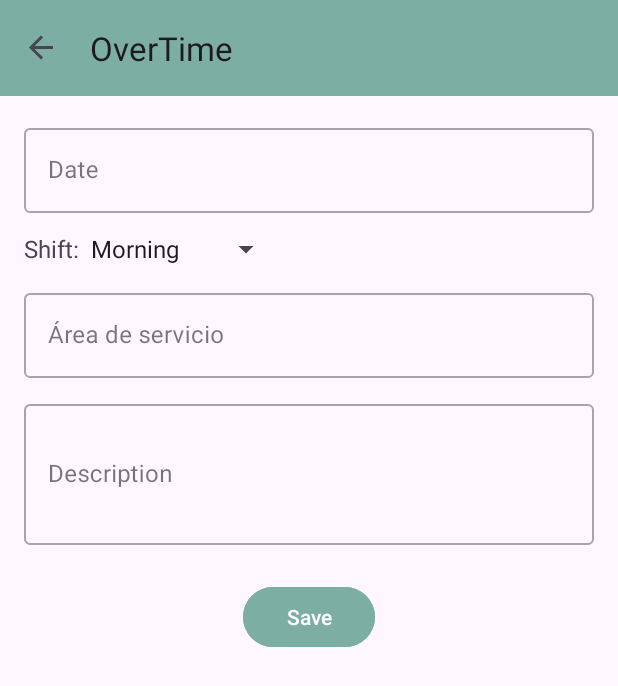
After one commit to jonalonso/workCalendar, an Android app: the OverTimeFragment screen opened through its navigation route, on a phone screen of 412 x 824 dp. The commit adds this screen. Shown: the top 686 px of the screen. Run offline under Robolectric (Android 15) with nearby library versions, the phone set to English and light mode, and no system bars; our stand-ins replace navigation-ui.

```diff
--- a/app/src/main/java/com/jsalazar/workcalendar/database/WorkCalendarDbHelper.java
+++ b/app/src/main/java/com/jsalazar/workcalendar/database/WorkCalendarDbHelper.java
@@ -9,7 +9,7 @@ import com.jsalazar.workcalendar.database.models.WorkCalendarDataBaseModel;
 public class WorkCalendarDbHelper extends SQLiteOpenHelper {
 
     private static final String DATABASE_NAME = "WorkCalendar.db";
-    private static final int DATABASE_VERSION = 2;
+    private static final int DATABASE_VERSION = 3;
 
     public WorkCalendarDbHelper(Context context) {
         super(context, DATABASE_NAME, null, DATABASE_VERSION);
@@ -35,6 +35,20 @@ public class WorkCalendarDbHelper extends SQLiteOpenHelper {
                     WorkCalendarDataBaseModel.TimeOffEntry.COLUMN_NAME_DESCRIPTION + " TEXT" +
                     ")";
 
+    private static final String SQL_CREATE_OVERTIME =
+            "CREATE TABLE " + WorkCalendarDataBaseModel.OverTimeEntry.TABLE_NAME + " (" +
+                    WorkCalendarDataBaseModel.OverTimeEntry._ID + " INTEGER PRIMARY KEY AUTOINCREMENT, " +
+                    WorkCalendarDataBaseModel.OverTimeEntry.COLUMN_NAME_INITIAL_DATE + " TEXT NOT NULL, " +
+                    WorkCalendarDataBaseModel.OverTimeEntry.COLUMN_NAME_START_TIME + " TEXT, " +
+                    WorkCalendarDataBaseModel.OverTimeEntry.COLUMN_NAME_END_TIME + " TEXT, " +
+                    WorkCalendarDataBaseModel.OverTimeEntry.COLUMN_NAME_DESCRIPTION + " TEXT, " +
+                    WorkCalendarDataBaseModel.OverTimeEntry.COLUMN_NAME_SERVICE_NAME + " TEXT" +
+                    ")";
+
+    private static final String SQL_DELETE_OVERTIME =
+            "DROP TABLE IF EXISTS " + WorkCalendarDataBaseModel.OverTimeEntry.TABLE_NAME;
+
+
     private static final String SQL_DELETE_EVENTS =
             "DROP TABLE IF EXISTS " + WorkCalendarDataBaseModel.ContractEntry.TABLE_NAME;
 
@@ -45,11 +59,13 @@ public class WorkCalendarDbHelper extends SQLiteOpenHelper {
     public void onCreate(SQLiteDatabase db) {
         db.execSQL(SQL_CREATE_EVENTS);
         db.execSQL(SQL_CREATE_TIME_OFF);
+        db.execSQL(SQL_CREATE_OVERTIME);
     }
     @Override
     public void onUpgrade(SQLiteDatabase db, int oldVersion, int newVersion) {
         db.execSQL(SQL_DELETE_EVENTS);
         db.execSQL(SQL_DELETE_TIME_OFF);
+        db.execSQL(SQL_DELETE_OVERTIME);
         onCreate(db);
     }
 
--- /dev/null
+++ b/app/src/main/java/com/jsalazar/workcalendar/ui/OverTimeFragment.java
@@ -0,0 +1,196 @@
+package com.jsalazar.workcalendar.ui;
+
+import static com.jsalazar.workcalendar.utils.DatePicker.showDatePicker;
+import static com.jsalazar.workcalendar.utils.DatePicker.showTimePicker;
+
+import android.app.AlertDialog;
+import android.os.Bundle;
+
+import androidx.annotation.NonNull;
+import androidx.annotation.Nullable;
+import androidx.fragment.app.Fragment;
+import androidx.navigation.fragment.NavHostFragment;
+
+import android.view.LayoutInflater;
+import android.view.View;
+import android.view.ViewGroup;
+import android.widget.AdapterView;
+import android.widget.Toast;
+
+import com.jsalazar.workcalendar.R;
+import com.jsalazar.workcalendar.database.repository.ContractRepository;
+import com.jsalazar.workcalendar.database.repository.OverTimeRepository;
+import com.jsalazar.workcalendar.databinding.FragmentOverTimeBinding;
+import com.jsalazar.workcalendar.models.OverTime;
+
+import java.util.List;
+
+public class OverTimeFragment extends Fragment {
+
+    private FragmentOverTimeBinding binding;
+    private AlertDialog progressDialog;
+
+    @Override
+    public View onCreateView(@NonNull LayoutInflater inflater, ViewGroup container,
+                             Bundle savedInstanceState) {
+        binding = FragmentOverTimeBinding.inflate(inflater, container, false);
+        return binding.getRoot();
+    }
+
+    @Override
+    public void onViewCreated(@NonNull View view, @Nullable Bundle savedInstanceState) {
+        super.onViewCreated(view, savedInstanceState);
+
+        binding.editInitialDate.setOnClickListener(v -> showDatePicker(binding.editInitialDate, requireContext()));
+        binding.editStartTime.setOnFocusChangeListener((v, s) -> {
+            if (s) showTimePicker(binding.editStartTime, requireContext());
+        });
+        binding.editEndTime.setOnFocusChangeListener((v, s) -> {
+            if (s) showTimePicker(binding.editEndTime, requireContext());
+        });
+
+        setHourFields("06:00", "14:00", false);
+
+        binding.spinnerShift.setOnItemSelectedListener(new AdapterView.OnItemSelectedListener() {
+            @Override
+            public void onItemSelected(AdapterView<?> adapterView, View view, int position, long l) {
+                switch (position) {
+                    case 0:
+                        setHourFields("06:00", "14:00", false);
+                        break;
+                    case 1:
+                        setHourFields("14:00", "22:00", false);
+                        break;
+                    case 2:
+                        setHourFields("22:00", "06:00", false);
+                        break;
+                    case 3:
+                        setHourFields("", "", true);
+                        break;
+                }
+            }
+
+            @Override
+            public void onNothingSelected(AdapterView<?> adapterView) {
+            }
+        });
+
+        binding.btnSaveContract.setOnClickListener(view1 -> {
+            binding.btnSaveContract.setEnabled(false);
+            String date = String.valueOf(binding.editInitialDate.getText());
+            String startTime = String.valueOf(binding.editStartTime.getText());
+            String endTime = String.valueOf(binding.editEndTime.getText());
+            String serviceName = String.valueOf(binding.editServiceName.getText());
+            String description = String.valueOf(binding.editDescription.getText());
+
+            if (!validateInputs(date, startTime, endTime, serviceName, description)) {
+                binding.btnSaveContract.setEnabled(true);
+                return;
+            }
+
+            showSavingDialog();
+
+            new Thread(() -> {
+                ContractRepository contractRepo = new ContractRepository(requireContext());
+                if (!contractRepo.isDateRangeOverlapping(date, date)) {
+                    requireActivity().runOnUiThread(() -> {
+                        hideSavingDialog();
+                        binding.btnSaveContract.setEnabled(true);
+                        Toast.makeText(requireContext(), getString(R.string.no_contract_exists), Toast.LENGTH_LONG).show();
+                    });
+                    return;
+                }
+
+                OverTimeRepository overtimeRepo = new OverTimeRepository(requireContext());
+                List<OverTime> overTimes = overtimeRepo.getOverTimeForDate(date);
+                if (overTimes.size()>1) {
+                    requireActivity().runOnUiThread(() -> {
+                        hideSavingDialog();
+                        binding.btnSaveContract.setEnabled(true);
+                        Toast.makeText(requireContext(), getString(R.string.overtime_exists_message), Toast.LENGTH_LONG).show();
+                    });
+                    return;
+                }
+
+                overtimeRepo.insertOverTime(date, startTime, endTime, serviceName, description);
+
+                requireActivity().runOnUiThread(() -> {
+                    hideSavingDialog();
+                    Bundle result = new Bundle();
+                    result.putBoolean("success", true);
+                    getParentFragmentManager().setFragmentResult("calendar_updated", result);
+                    NavHostFragment.findNavController(this).popBackStack();
+                });
+            }).start();
+        });
+    }
+
+    private void setHourFields(String start, String end, boolean visible) {
+        binding.editStartTime.setText(start);
+        binding.editEndTime.setText(end);
+
+        binding.startTimeLayout.setVisibility(visible ? View.VISIBLE : View.GONE);
+        binding.endTimeLayout.setVisibility(visible ? View.VISIBLE : View.GONE);
+
+        binding.editStartTime.setFocusable(visible);
+        binding.editStartTime.setFocusableInTouchMode(visible);
+        binding.editEndTime.setFocusable(visible);
+        binding.editEndTime.setFocusableInTouchMode(visible);
+    }
+
+    private boolean validateInputs(String date, String startTime, String endTime, String serviceName, String description) {
+        if (date.isEmpty()) {
+            binding.initialDateLayout.setError(getString(R.string.field_required_error));
+            return false;
+        } else {
+            binding.initialDateLayout.setError(null);
+        }
+
+        int shiftPosition = binding.spinnerShift.getSelectedItemPosition();
+        if (shiftPosition == 3) {
+            if (startTime.isEmpty()) {
+                binding.startTimeLayout.setError(getString(R.string.field_required_error));
+                return false;
+            } else {
+                binding.startTimeLayout.setError(null);
+            }
+
+            if (endTime.isEmpty()) {
+                binding.endTimeLayout.setError(getString(R.string.field_required_error));
+                return false;
+            } else {
+                binding.endTimeLayout.setError(null);
+            }
+        }
+
+        if (serviceName.isEmpty()) {
+            binding.serviceNameLayout.setError(getString(R.string.field_required_error));
+            return false;
+        } else {
+            binding.serviceNameLayout.setError(null);
+        }
+
+        if (description.isEmpty()) {
+            binding.descriptionLayout.setError(getString(R.string.field_required_error));
+            return false;
+        } else {
+            binding.descriptionLayout.setError(null);
+        }
+
+        return true;
+    }
+
+    private void showSavingDialog() {
+        AlertDialog.Builder builder = new AlertDialog.Builder(requireContext());
+        builder.setCancelable(false);
+        builder.setView(R.layout.dialog_saving);
+        progressDialog = builder.create();
+        progressDialog.show();
+    }
+
+    private void hideSavingDialog() {
+        if (progressDialog != null && progressDialog.isShowing()) {
+            progressDialog.dismiss();
+        }
+    }
+}
--- /dev/null
+++ b/app/src/main/res/layout/fragment_over_time.xml
@@ -0,0 +1,118 @@
+<?xml version="1.0" encoding="utf-8"?>
+<ScrollView xmlns:android="http://schemas.android.com/apk/res/android"
+    android:layout_width="match_parent"
+    android:layout_height="match_parent">
+
+    <LinearLayout
+        android:layout_width="match_parent"
+        android:layout_height="wrap_content"
+        android:orientation="vertical"
+        android:padding="16dp"
+        android:gravity="center_horizontal">
+
+        <com.google.android.material.textfield.TextInputLayout
+            android:id="@+id/initialDateLayout"
+            style="@style/Widget.MaterialComponents.TextInputLayout.OutlinedBox"
+            android:layout_width="match_parent"
+            android:layout_height="wrap_content"
+            android:hint="@string/date_hint">
+
+            <com.google.android.material.textfield.TextInputEditText
+                android:id="@+id/editInitialDate"
+                android:layout_width="match_parent"
+                android:layout_height="wrap_content"
+                android:focusable="false"
+                android:inputType="none"/>
+        </com.google.android.material.textfield.TextInputLayout>
+
+        <LinearLayout
+            android:layout_width="match_parent"
+            android:layout_height="wrap_content"
+            android:layout_marginTop="12dp"
+            android:orientation="horizontal">
+            <TextView
+                android:layout_width="wrap_content"
+                android:layout_height="wrap_content"
+                android:text="@string/shift_label"
+                android:textSize="16sp"
+                />
+
+            <Spinner
+                android:id="@+id/spinnerShift"
+                android:layout_width="wrap_content"
+                android:layout_height="wrap_content"
+                android:entries="@array/shift_options" />
+        </LinearLayout>
+
+        <com.google.android.material.textfield.TextInputLayout
+            android:id="@+id/startTimeLayout"
+            style="@style/Widget.MaterialComponents.TextInputLayout.OutlinedBox"
+            android:layout_width="match_parent"
+            android:layout_height="wrap_content"
+            android:hint="@string/start_time_hint"
+            android:layout_marginTop="12dp">
+
+            <com.google.android.material.textfield.TextInputEditText
+                android:id="@+id/editStartTime"
+                android:layout_width="match_parent"
+                android:layout_height="wrap_content"
+                android:focusable="false"
+                android:inputType="none"/>
+        </com.google.android.material.textfield.TextInputLayout>
+
+        <com.google.android.material.textfield.TextInputLayout
+            android:id="@+id/endTimeLayout"
+            style="@style/Widget.MaterialComponents.TextInputLayout.OutlinedBox"
+            android:layout_width="match_parent"
+            android:layout_height="wrap_content"
+            android:hint="@string/end_time_hint"
+            android:layout_marginTop="12dp">
+
+            <com.google.android.material.textfield.TextInputEditText
+                android:id="@+id/editEndTime"
+                android:layout_width="match_parent"
+                android:layout_height="wrap_content"
+                android:focusable="false"
+                android:inputType="none"/>
+        </com.google.android.material.textfield.TextInputLayout>
+
+        <com.google.android.material.textfield.TextInputLayout
+            android:id="@+id/serviceNameLayout"
+            style="@style/Widget.MaterialComponents.TextInputLayout.OutlinedBox"
+            android:layout_width="match_parent"
+            android:layout_height="wrap_content"
+            android:hint="@string/service_area_hint"
+            android:layout_marginTop="12dp">
+
+            <com.google.android.material.textfield.TextInputEditText
+                android:id="@+id/editServiceName"
+                android:layout_width="match_parent"
+                android:layout_height="wrap_content"/>
+        </com.google.android.material.textfield.TextInputLayout>
+
+        <com.google.android.material.textfield.TextInputLayout
+            android:id="@+id/descriptionLayout"
+            style="@style/Widget.MaterialComponents.TextInputLayout.OutlinedBox"
+            android:layout_width="match_parent"
+            android:layout_height="wrap_content"
+            android:hint="@string/description_hint"
+            android:layout_marginTop="12dp">
+
+            <com.google.android.material.textfield.TextInputEditText
+                android:id="@+id/editDescription"
+                android:layout_width="match_parent"
+                android:layout_height="wrap_content"
+                android:inputType="textMultiLine"
+                android:minLines="3" />
+        </com.google.android.material.textfield.TextInputLayout>
+
+        <Button
+            android:id="@+id/btnSaveContract"
+            android:layout_width="wrap_content"
+            android:layout_height="wrap_content"
+            android:backgroundTint="@color/colorPrimary"
+            android:text="@string/save_button"
+            android:layout_marginTop="24dp"/>
+
+    </LinearLayout>
+</ScrollView>
--- a/app/src/main/res/navigation/nav_graph.xml
+++ b/app/src/main/res/navigation/nav_graph.xml
@@ -22,6 +22,9 @@
         <action
             android:id="@+id/action_CalendarFragment_to_TimeOffFragment"
             app:destination="@id/TimeOffFragment" />
+        <action
+            android:id="@+id/action_CalendarFragment_to_OverTimeFragment"
+            app:destination="@id/OverTimeFragment" />
 
     </fragment>
     <fragment
@@ -56,4 +59,15 @@
             android:id="@+id/action_TimeOffFragment_to_CalendarFragment"
             app:destination="@id/CalendarFragment" />
     </fragment>
+
+    <fragment
+        android:id="@+id/OverTimeFragment"
+        android:name="com.jsalazar.workcalendar.ui.OverTimeFragment"
+        android:label="@string/overt_time_fragment_label"
+        tools:layout="@layout/fragment_over_time">
+
+        <action
+            android:id="@+id/action_OverTimeFragment_to_CalendarFragment"
+            app:destination="@id/OverTimeFragment" />
+    </fragment>
 </navigation>
--- a/app/src/main/res/values/strings.xml
+++ b/app/src/main/res/values/strings.xml
@@ -31,7 +31,8 @@
     <string name="app_settings_title">App Settings</string>
     <string name="afternoon_bonus_hint">Hourly bonus (Afternoon)</string>
     <string name="night_bonus_hint">Hourly bonus (Night)</string>
-
+    <string name="no_contract_exists">There is no contract for the selected date.</string>
+    <string name="overtime_exists_message">An overtime record already exists for this date.</string>
 
 
     <string-array name="shift_options">
@@ -47,4 +48,6 @@
         <item>Sick Leave</item>
         <item>Leave</item>
     </string-array>
+    <string name="overt_time_fragment_label">OverTime</string>
+    <string name="date_hint">Date</string>
 </resources>
```
Also changed, not shown: app/src/main/java/com/jsalazar/workcalendar/database/models/WorkCalendarDataBaseModel.java (+12 -3 lines), app/src/main/java/com/jsalazar/workcalendar/database/repository/OverTimeRepository.java (added, +69 -0 lines), app/src/main/java/com/jsalazar/workcalendar/models/OverTime.java (added, +28 -0 lines), app/src/main/java/com/jsalazar/workcalendar/ui/CalendarFragment.java (+7 -1 lines), 1 other file.
